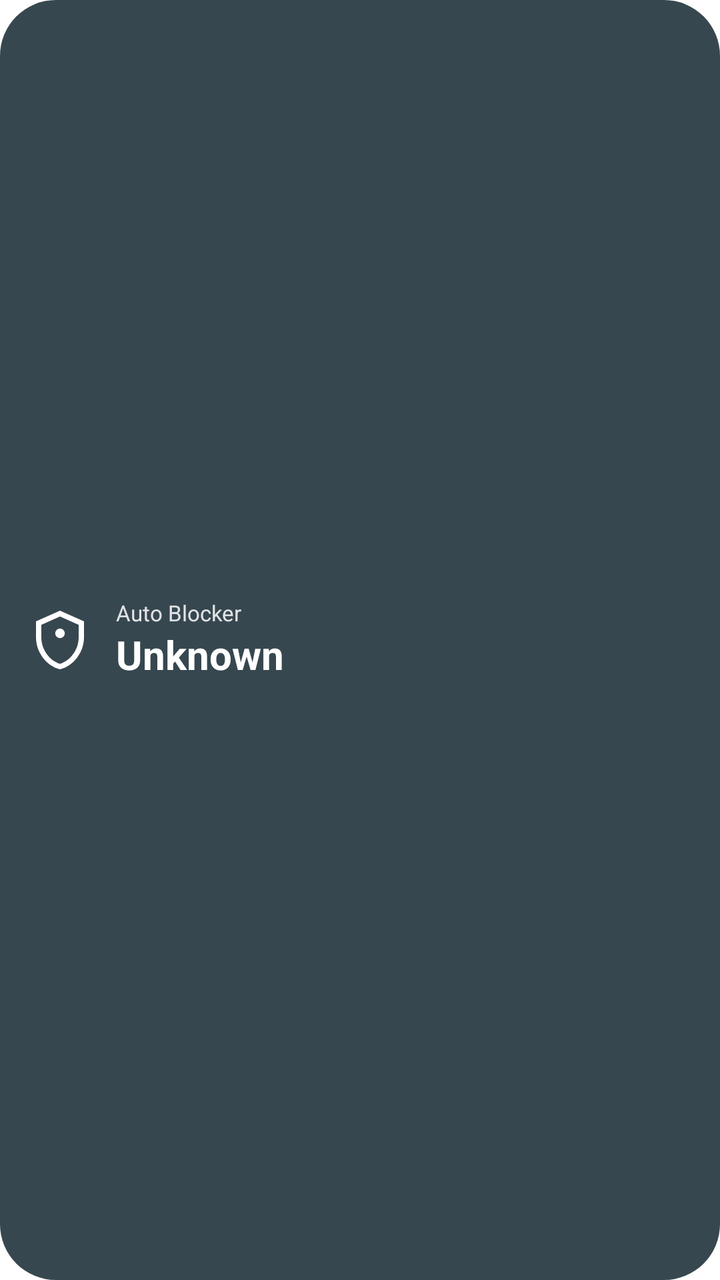
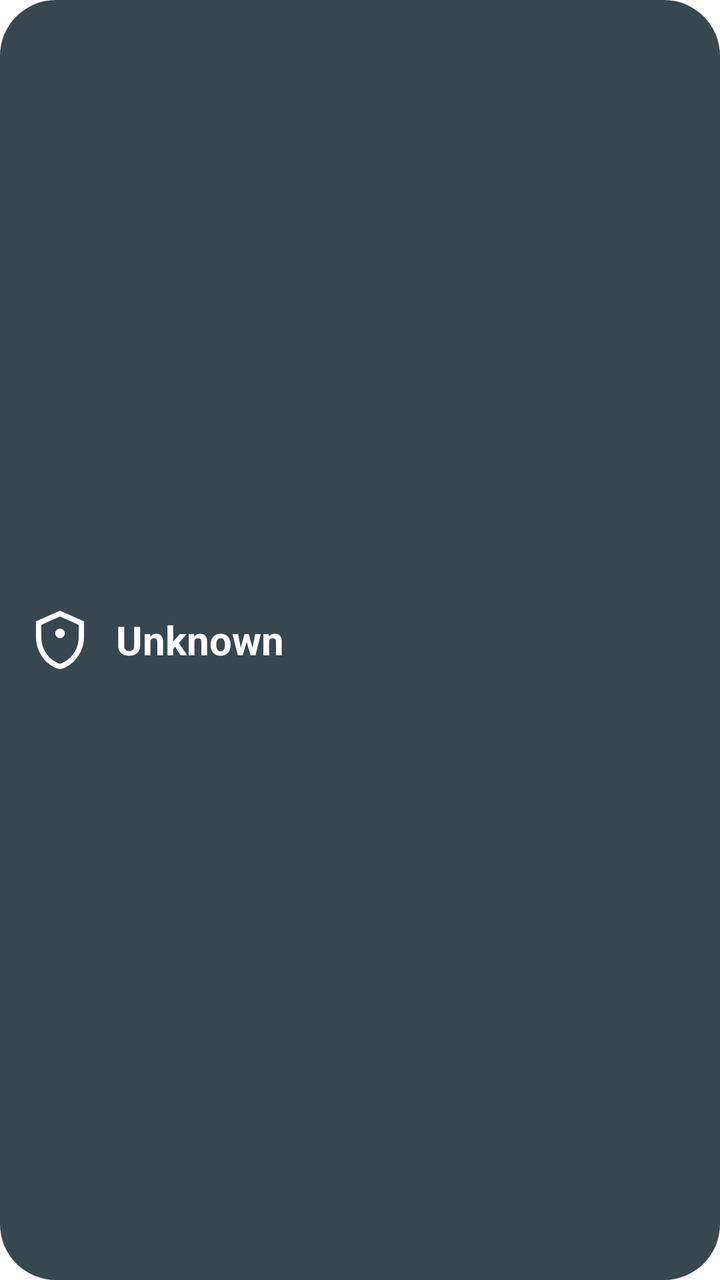

The first picture is an Android layout as it rendered before a commit; the second is the same layout after the commit. The layout source and the unified diff follow.
<!-- AndroidManifest.xml: fallback theme Theme.MaterialComponents.DayNight.NoActionBar -->
<!-- res/layout/widget.xml -->
<?xml version="1.0" encoding="utf-8"?>
<LinearLayout xmlns:android="http://schemas.android.com/apk/res/android"
    android:id="@+id/root"
    android:layout_width="match_parent"
    android:layout_height="match_parent"
    android:orientation="horizontal"
    android:gravity="center_vertical"
    android:paddingStart="14dp"
    android:paddingEnd="14dp"
    android:paddingTop="8dp"
    android:paddingBottom="8dp"
    android:background="@drawable/bg_unknown">

    <ImageView
        android:id="@+id/icon"
        android:layout_width="32dp"
        android:layout_height="32dp"
        android:importantForAccessibility="no"
        android:src="@drawable/ic_shield_unknown" />

    <LinearLayout
        android:layout_width="0dp"
        android:layout_height="wrap_content"
        android:layout_weight="1"
        android:layout_marginStart="12dp"
        android:orientation="vertical">

        <TextView
            android:id="@+id/title"
            android:layout_width="match_parent"
            android:layout_height="wrap_content"
            android:maxLines="1"
            android:ellipsize="end"
            android:textColor="#D9FFFFFF"
            android:textSize="11sp"
            android:text="@string/widget_title" />

        <LinearLayout
            android:layout_width="match_parent"
            android:layout_height="wrap_content"
            android:orientation="horizontal"
            android:gravity="bottom"
            android:baselineAligned="true">

            <TextView
                android:id="@+id/label"
                android:layout_width="wrap_content"
                android:layout_height="wrap_content"
                android:maxLines="1"
                android:ellipsize="end"
                android:textColor="#FFFFFFFF"
                android:textSize="20sp"
                android:textStyle="bold"
                android:text="@string/state_unknown" />

            <TextView
                android:id="@+id/checked_at"
                android:layout_width="wrap_content"
                android:layout_height="wrap_content"
                android:layout_marginStart="6dp"
                android:maxLines="1"
                android:textColor="#B3FFFFFF"
                android:textSize="10sp"
                android:visibility="gone" />
        </LinearLayout>
    </LinearLayout>
</LinearLayout>
<!-- resources referenced by this layout -->
<resources>
  <!-- drawable bg_unknown (drawable) -->
  <?xml version="1.0" encoding="utf-8"?>
  <shape xmlns:android="http://schemas.android.com/apk/res/android" android:shape="rectangle">
      <solid android:color="#FF37474F" />
      <corners android:radius="@dimen/widget_radius" />
  </shape>
  <!-- drawable ic_shield_unknown (drawable) -->
  <?xml version="1.0" encoding="utf-8"?>
  <vector xmlns:android="http://schemas.android.com/apk/res/android"
      android:width="32dp" android:height="32dp"
      android:viewportWidth="24" android:viewportHeight="24">
      <path android:fillColor="#FFFFFFFF" android:fillType="evenOdd" android:pathData="M12,1L3,5v6c0,5.55 3.84,10.74 9,12 5.16,-1.26 9,-6.45 9,-12V5L12,1zM19,11c0,4.52 -2.98,8.69 -7,9.93 -4.02,-1.24 -7,-5.41 -7,-9.93V6.3l7,-3.11 7,3.11V11z" />
      <path android:fillColor="#FFFFFFFF" android:pathData="M12,9.5m-1.8,0a1.8,1.8 0 1,1 3.6,0a1.8,1.8 0 1,1 -3.6,0" />
  </vector>
  <string name="state_unknown">Unknown</string>
  <string name="widget_title">Auto Blocker</string>
  <dimen name="widget_radius">16dp</dimen>
</resources>

<!-- the commit's change to res/layout/widget.xml (unified diff, before → after) -->
@@ -24,16 +24,6 @@
         android:layout_weight="1"
         android:layout_marginStart="12dp"
         android:orientation="vertical">
-
-        <TextView
-            android:id="@+id/title"
-            android:layout_width="match_parent"
-            android:layout_height="wrap_content"
-            android:maxLines="1"
-            android:ellipsize="end"
-            android:textColor="#D9FFFFFF"
-            android:textSize="11sp"
-            android:text="@string/widget_title" />
 
         <LinearLayout
             android:layout_width="match_parent"
<!-- resource entries referenced after the edit -->
@@ -15,7 +15,6 @@
       <path android:fillColor="#FFFFFFFF" android:pathData="M12,9.5m-1.8,0a1.8,1.8 0 1,1 3.6,0a1.8,1.8 0 1,1 -3.6,0" />
   </vector>
   <string name="state_unknown">Unknown</string>
-  <string name="widget_title">Auto Blocker</string>
   <dimen name="widget_radius">16dp</dimen>
 </resources>
 
